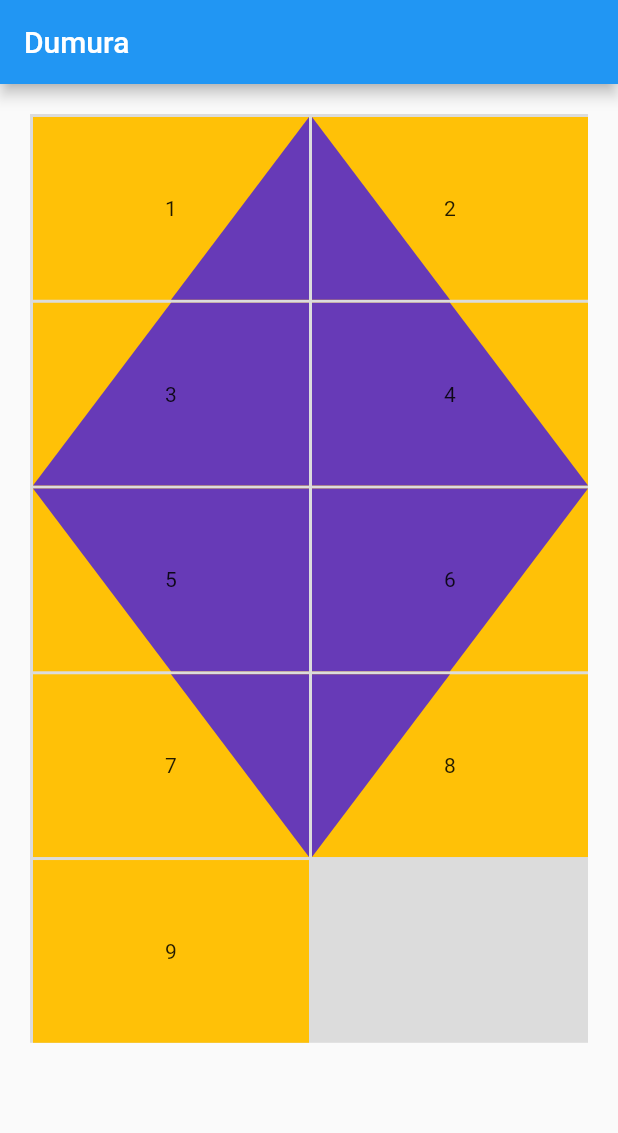
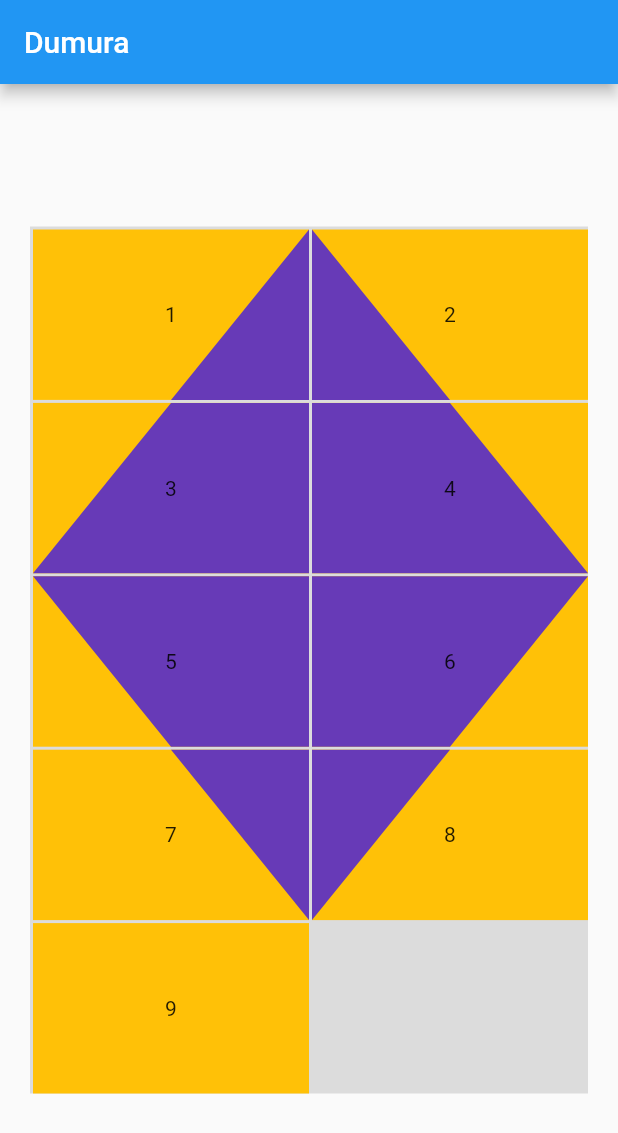
Before and after one commit to massimilianoporzio/puzzle, a Flutter app: the screen it shows after launch, on a phone screen of 412 x 824 dp. Shown: the top 1133 px of the screen. Run offline on Flutter 3.47's test engine with Material 2 defaults, Android fonts, the phone set to English and light mode, and no system bars; our stand-ins replace equatable, flutter_bloc, get_it.

Commit message:
responsive e con mosse

```diff
--- a/lib/src/features/game/domain/entities/puzzle.dart
+++ b/lib/src/features/game/domain/entities/puzzle.dart
@@ -16,12 +16,12 @@ class Puzzle extends Equatable {
   factory Puzzle.create(int cols, int rows) {
     final tiles = <Tile>[]; //lista iniziale vuota
     int value = 1; //valore della tessera
-    final emptyPos = Position(x: rows, y: cols);
+    final emptyPos = Position(x: cols, y: rows);
     // print("INIT EMPTY POSITION TO: $emptyPos");
-    for (var x = 1; x <= rows; x++) {
-      for (var y = 1; y <= cols; y++) {
-        final add = !(x == rows &&
-            y == cols); //poss agg tessere o sono nel posto del spazio vuoto?
+    for (var y = 1; y <= rows; y++) {
+      for (var x = 1; x <= cols; x++) {
+        final add = !(y == rows &&
+            x == cols); //poss agg tessere o sono nel posto del spazio vuoto?
         if (add) {
           final pos = Position(x: x, y: y);
           final tile = Tile(value: value, position: pos, correctPosition: pos);
@@ -77,6 +77,15 @@ class Puzzle extends Equatable {
         }
       } else {
         //*SINISTRA
+        for (final t in row) {
+          if (t.position.x > tile.position.x ||
+              t.position.x < emptyPosition.x) {
+            //IGNORO
+            continue;
+          }
+          copy[t.value - 1] =
+              t.move(Position(x: t.position.x - 1, y: t.position.y));
+        }
       }
     } else {
       //muovo in y
@@ -85,8 +94,27 @@ class Puzzle extends Equatable {
           tiles.where((element) => element.position.x == emptyPosition.x);
       if (tile.position.y < emptyPosition.y) {
         //*BASSO
+        for (final t in column) {
+          if (t.position.y < tile.position.y ||
+              t.position.y > emptyPosition.y) {
+            //IGNORO
+            continue;
+          }
+          //assegno nuova posizione alla tile
+          copy[t.value - 1] =
+              t.move(Position(x: t.position.x, y: t.position.y + 1));
+        }
       } else {
         //*VERSO L'ALTO
+        for (final t in column) {
+          if (t.position.y > tile.position.y ||
+              t.position.y < emptyPosition.y) {
+            //IGNORO
+            continue;
+          }
+          copy[t.value - 1] =
+              t.move(Position(x: t.position.x, y: t.position.y - 1));
+        }
       }
     }
     return Puzzle._(
--- a/lib/src/features/game/presentation/pages/game_page.dart
+++ b/lib/src/features/game/presentation/pages/game_page.dart
@@ -12,15 +12,14 @@ class GamePage extends StatelessWidget {
       ),
       body: SafeArea(
         child: Column(
+          mainAxisAlignment: MainAxisAlignment.center,
           // ignore: prefer_const_literals_to_create_immutables
           children: [
             Container(
-              height: MediaQuery.of(context).size.height * 0.8,
+              height: MediaQuery.of(context).size.height * 0.75,
+              width: MediaQuery.of(context).size.width,
               padding: const EdgeInsets.all(20.0),
-              child: const AspectRatio(
-                aspectRatio: 1 / 1,
-                child: PuzzleArea(),
-              ),
+              child: const PuzzleArea(),
             )
           ],
         ),
--- a/lib/src/features/game/presentation/widgets/puzzle_area.dart
+++ b/lib/src/features/game/presentation/widgets/puzzle_area.dart
@@ -8,7 +8,10 @@ class PuzzleArea extends StatelessWidget {
 
   @override
   Widget build(BuildContext context) {
+    print("MEDIAQUERY SIZE: ${MediaQuery.of(context).size}");
     return Container(
+      width: MediaQuery.of(context).size.width,
+      height: MediaQuery.of(context).size.height,
       color: Colors.black12,
       child: LayoutBuilder(
         builder: (BuildContext context, BoxConstraints constraints) {
@@ -17,7 +20,8 @@ class PuzzleArea extends StatelessWidget {
 
           return BlocBuilder<GameCubit, GameState>(
             builder: (context, state) {
-              print("Bloc Builder");
+              // print("Bloc Builder");
+              // print("Constraints: $constraints");
               final tileWidth = constraints.maxWidth / state.cols;
               final tileHeight = constraints.maxHeight / state.rows;
               return Stack(
--- a/lib/src/features/game/presentation/widgets/puzzle_title.dart
+++ b/lib/src/features/game/presentation/widgets/puzzle_title.dart
@@ -22,8 +22,8 @@ class PuzzleTile extends StatelessWidget {
   @override
   Widget build(BuildContext context) {
     return Positioned(
-      left: (tile.position.y - 1) * width,
-      top: (tile.position.x - 1) * height,
+      left: (tile.position.x - 1) * width,
+      top: (tile.position.y - 1) * height,
       child: GestureDetector(
         onTap: onTap,
         child: Container(
```
